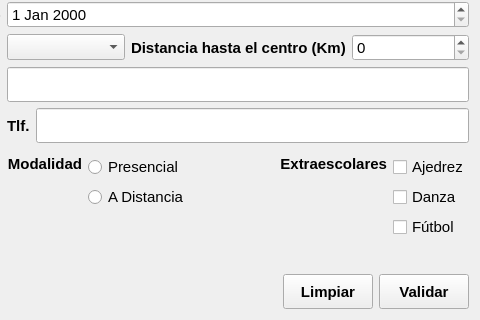
Above: ejercicio/view/alta_alumnos.ui from valencalicchia/DI_ExamenMayo before the change; both pictures show x 125 to 605 and y 167 to 487 of the 605 by 487 pixel window. Below: the same form after it.
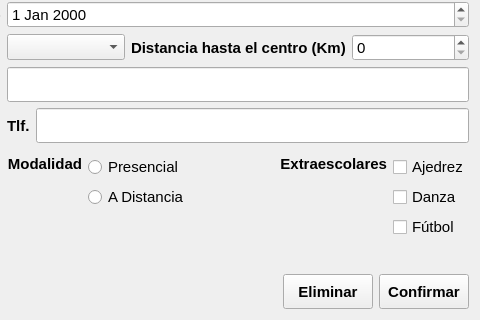
That is the form after the change.

Patch:
```diff
--- a/ejercicio/view/alta_alumnos.ui
+++ b/ejercicio/view/alta_alumnos.ui
@@ -583,7 +583,7 @@
         </font>
        </property>
        <property name="text">
-        <string>Limpiar</string>
+        <string>Eliminar</string>
        </property>
       </widget>
      </item>
@@ -608,7 +608,7 @@
         </font>
        </property>
        <property name="text">
-        <string>Validar</string>
+        <string>Confirmar</string>
        </property>
       </widget>
      </item>
```
Left out of the diff: 6 changed lines with no effect on the pictures.
